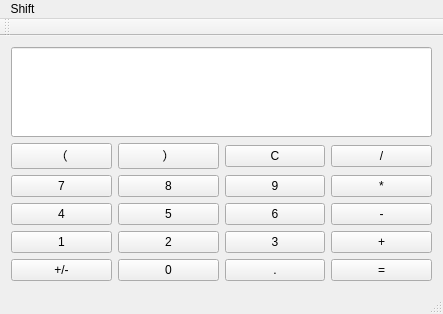
First picture: the form in mainwindow.ui, repository yzxhx/yzxhx2, before the edit.
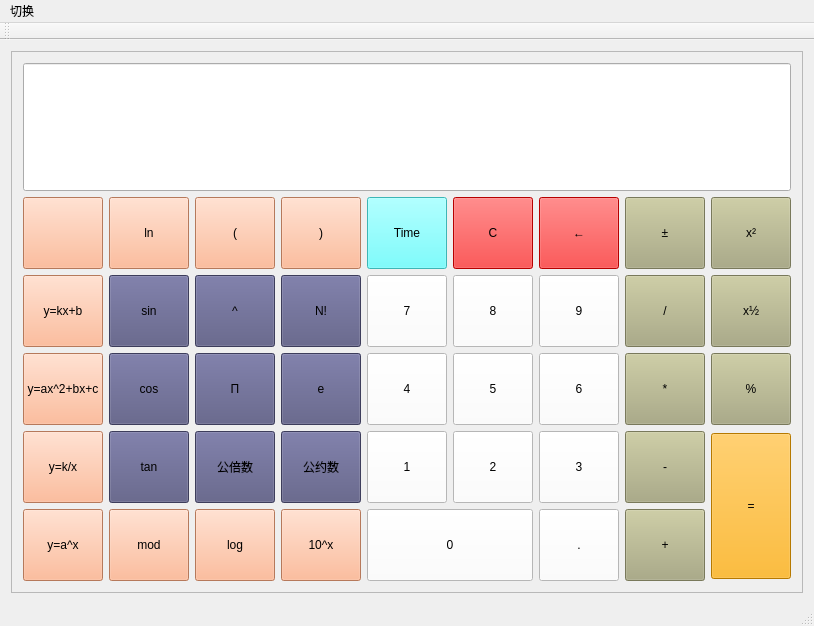
Second picture: the form after the edit. Icons and pictures are not drawn.

```diff
--- a/mainwindow.ui
+++ b/mainwindow.ui
@@ -6,172 +6,770 @@
    <rect>
     <x>0</x>
     <y>0</y>
-    <width>435</width>
-    <height>306</height>
+    <width>809</width>
+    <height>626</height>
    </rect>
   </property>
   <property name="windowTitle">
    <string>MainWindow</string>
   </property>
+  <property name="layoutDirection">
+   <enum>Qt::LeftToRight</enum>
+  </property>
+  <property name="autoFillBackground">
+   <bool>false</bool>
+  </property>
   <widget class="QWidget" name="centralWidget">
-   <layout class="QGridLayout" name="gridLayout_3">
-    <item row="0" column="0">
      <layout class="QGridLayout" name="gridLayout_2">
       <item row="0" column="0">
-       <widget class="QLineEdit" name="inputline">
-        <property name="minimumSize">
-         <size>
-          <width>421</width>
-          <height>90</height>
-         </size>
-        </property>
-       </widget>
-      </item>
-      <item row="1" column="0">
+     <widget class="QFrame" name="frame">
+      <property name="styleSheet">
+       <string notr="true">#frame{background-image: url(:/new/prefix1/2d18b8844dc7091fec761ba080882831~640x640.jpg);}</string>
+      </property>
+      <property name="frameShape">
+       <enum>QFrame::StyledPanel</enum>
+      </property>
+      <property name="frameShadow">
+       <enum>QFrame::Raised</enum>
+      </property>
        <layout class="QGridLayout" name="gridLayout">
-        <item row="0" column="0">
+       <item row="8" column="5" colspan="2">
+        <widget class="QPushButton" name="btn0">
+         <property name="minimumSize">
+          <size>
+           <width>0</width>
+           <height>72</height>
+          </size>
+         </property>
+         <property name="styleSheet">
+          <string notr="true">font: 24pt &quot;Agency FB&quot;;
+background-color: rgb(255, 255, 255);</string>
+         </property>
+         <property name="text">
+          <string>0</string>
+         </property>
+        </widget>
+       </item>
+       <item row="3" column="9">
+        <widget class="QPushButton" name="btnpf">
+         <property name="minimumSize">
+          <size>
+           <width>0</width>
+           <height>72</height>
+          </size>
+         </property>
+         <property name="styleSheet">
+          <string notr="true">font: 24pt &quot;Agency FB&quot;;
+background-color: rgb(170, 170, 127);</string>
+         </property>
+         <property name="text">
+          <string>x²</string>
+         </property>
+        </widget>
+       </item>
+       <item row="3" column="2">
+        <widget class="QPushButton" name="btnln">
+         <property name="minimumSize">
+          <size>
+           <width>0</width>
+           <height>72</height>
+          </size>
+         </property>
+         <property name="styleSheet">
+          <string notr="true">font: 24pt &quot;Agency FB&quot;;background-color: rgb(255, 170, 127);</string>
+         </property>
+         <property name="text">
+          <string>ln</string>
+         </property>
+        </widget>
+       </item>
+       <item row="3" column="6">
+        <widget class="QPushButton" name="btncl">
+         <property name="minimumSize">
+          <size>
+           <width>0</width>
+           <height>72</height>
+          </size>
+         </property>
+         <property name="styleSheet">
+          <string notr="true">font: 24pt &quot;Agency FB&quot;;
+background-color: rgb(255, 0, 0);</string>
+         </property>
+         <property name="text">
+          <string>C</string>
+         </property>
+        </widget>
+       </item>
+       <item row="3" column="3">
          <widget class="QPushButton" name="btnkl">
+         <property name="minimumSize">
+          <size>
+           <width>0</width>
+           <height>72</height>
+          </size>
+         </property>
+         <property name="styleSheet">
+          <string notr="true">font: 24pt &quot;Agency FB&quot;;background-color: rgb(255, 170, 127);</string>
+         </property>
           <property name="text">
-           <string>（</string>
+          <string>(</string>
           </property>
          </widget>
         </item>
-        <item row="0" column="1">
+       <item row="3" column="4">
          <widget class="QPushButton" name="btnkr">
+         <property name="minimumSize">
+          <size>
+           <width>0</width>
+           <height>72</height>
+          </size>
+         </property>
+         <property name="styleSheet">
+          <string notr="true">font: 24pt &quot;Agency FB&quot;;background-color: rgb(255, 170, 127);</string>
+         </property>
           <property name="text">
-           <string>）</string>
+          <string>)</string>
           </property>
          </widget>
         </item>
-        <item row="0" column="2">
-         <widget class="QPushButton" name="btnC">
+       <item row="3" column="5">
+        <widget class="QPushButton" name="btntime">
+         <property name="minimumSize">
+          <size>
+           <width>0</width>
+           <height>72</height>
+          </size>
+         </property>
+         <property name="styleSheet">
+          <string notr="true">font: 24pt &quot;Agency FB&quot;;
+background-color: rgb(85, 255, 255);</string>
+         </property>
           <property name="text">
-           <string>C</string>
+          <string>Time</string>
           </property>
          </widget>
         </item>
-        <item row="0" column="3">
-         <widget class="QPushButton" name="btnchu">
+       <item row="3" column="7">
+        <widget class="QPushButton" name="btntg">
+         <property name="minimumSize">
+          <size>
+           <width>0</width>
+           <height>72</height>
+          </size>
+         </property>
+         <property name="styleSheet">
+          <string notr="true">font: 24pt &quot;Agency FB&quot;;
+background-color: rgb(255, 0, 0);</string>
+         </property>
           <property name="text">
-           <string>/</string>
+          <string>←</string>
           </property>
          </widget>
         </item>
-        <item row="1" column="0">
-         <widget class="QPushButton" name="btn7">
+       <item row="3" column="8">
+        <widget class="QPushButton" name="btnzf">
+         <property name="minimumSize">
+          <size>
+           <width>0</width>
+           <height>72</height>
+          </size>
+         </property>
+         <property name="styleSheet">
+          <string notr="true">font: 24pt &quot;Agency FB&quot;;
+background-color: rgb(170, 170, 127);</string>
+         </property>
           <property name="text">
-           <string>7</string>
+          <string>±</string>
           </property>
          </widget>
         </item>
-        <item row="1" column="1">
+       <item row="5" column="1">
+        <widget class="QPushButton" name="btnyy">
+         <property name="minimumSize">
+          <size>
+           <width>0</width>
+           <height>72</height>
+          </size>
+         </property>
+         <property name="styleSheet">
+          <string notr="true">font: 24pt &quot;Agency FB&quot;;background-color: rgb(255, 170, 127);</string>
+         </property>
+         <property name="text">
+          <string>y=kx+b</string>
+         </property>
+        </widget>
+       </item>
+       <item row="5" column="4">
+        <widget class="QPushButton" name="btnjiec">
+         <property name="minimumSize">
+          <size>
+           <width>0</width>
+           <height>72</height>
+          </size>
+         </property>
+         <property name="styleSheet">
+          <string notr="true">font: 24pt &quot;Agency FB&quot;;
+background-color: rgb(85, 85, 127);</string>
+         </property>
+         <property name="text">
+          <string>N!</string>
+         </property>
+        </widget>
+       </item>
+       <item row="5" column="3">
+        <widget class="QPushButton" name="btnzs">
+         <property name="minimumSize">
+          <size>
+           <width>0</width>
+           <height>72</height>
+          </size>
+         </property>
+         <property name="styleSheet">
+          <string notr="true">font: 24pt &quot;Agency FB&quot;;
+background-color: rgb(85, 85, 127);</string>
+         </property>
+         <property name="text">
+          <string>^</string>
+         </property>
+        </widget>
+       </item>
+       <item row="5" column="2">
+        <widget class="QPushButton" name="btnsin">
+         <property name="minimumSize">
+          <size>
+           <width>0</width>
+           <height>72</height>
+          </size>
+         </property>
+         <property name="styleSheet">
+          <string notr="true">font: 24pt &quot;Agency FB&quot;;
+background-color: rgb(85, 85, 127);</string>
+         </property>
+         <property name="text">
+          <string>sin</string>
+         </property>
+        </widget>
+       </item>
+       <item row="5" column="6">
          <widget class="QPushButton" name="btn8">
+         <property name="minimumSize">
+          <size>
+           <width>0</width>
+           <height>72</height>
+          </size>
+         </property>
+         <property name="styleSheet">
+          <string notr="true">font: 24pt &quot;Agency FB&quot;;
+background-color: rgb(255, 255, 255);</string>
+         </property>
           <property name="text">
            <string>8</string>
           </property>
          </widget>
         </item>
-        <item row="1" column="2">
+       <item row="5" column="5">
+        <widget class="QPushButton" name="btn7">
+         <property name="minimumSize">
+          <size>
+           <width>0</width>
+           <height>72</height>
+          </size>
+         </property>
+         <property name="styleSheet">
+          <string notr="true">font: 24pt &quot;Agency FB&quot;;
+background-color: rgb(255, 255, 255);</string>
+         </property>
+         <property name="text">
+          <string>7</string>
+         </property>
+        </widget>
+       </item>
+       <item row="5" column="7">
          <widget class="QPushButton" name="btn9">
+         <property name="minimumSize">
+          <size>
+           <width>0</width>
+           <height>72</height>
+          </size>
+         </property>
+         <property name="styleSheet">
+          <string notr="true">font: 24pt &quot;Agency FB&quot;;
+background-color: rgb(255, 255, 255);</string>
+         </property>
           <property name="text">
            <string>9</string>
           </property>
          </widget>
         </item>
-        <item row="1" column="3">
-         <widget class="QPushButton" name="btncheng">
+       <item row="5" column="8">
+        <widget class="QPushButton" name="btnchu">
+         <property name="minimumSize">
+          <size>
+           <width>0</width>
+           <height>72</height>
+          </size>
+         </property>
+         <property name="styleSheet">
+          <string notr="true">font: 24pt &quot;Agency FB&quot;;
+background-color: rgb(170, 170, 127);</string>
+         </property>
           <property name="text">
-           <string>*</string>
+          <string>/</string>
           </property>
          </widget>
         </item>
-        <item row="2" column="0">
+       <item row="6" column="3">
+        <widget class="QPushButton" name="btnpai">
+         <property name="minimumSize">
+          <size>
+           <width>0</width>
+           <height>72</height>
+          </size>
+         </property>
+         <property name="styleSheet">
+          <string notr="true">font: 24pt &quot;Agency FB&quot;;
+background-color: rgb(85, 85, 127);</string>
+         </property>
+         <property name="text">
+          <string>Π</string>
+         </property>
+        </widget>
+       </item>
+       <item row="6" column="1">
+        <widget class="QPushButton" name="btnye">
+         <property name="minimumSize">
+          <size>
+           <width>0</width>
+           <height>72</height>
+          </size>
+         </property>
+         <property name="styleSheet">
+          <string notr="true">font: 24pt &quot;Agency FB&quot;;background-color: rgb(255, 170, 127);</string>
+         </property>
+         <property name="text">
+          <string>y=ax^2+bx+c</string>
+         </property>
+        </widget>
+       </item>
+       <item row="6" column="2">
+        <widget class="QPushButton" name="btncos">
+         <property name="minimumSize">
+          <size>
+           <width>0</width>
+           <height>72</height>
+          </size>
+         </property>
+         <property name="styleSheet">
+          <string notr="true">font: 24pt &quot;Agency FB&quot;;
+background-color: rgb(85, 85, 127);</string>
+         </property>
+         <property name="text">
+          <string>cos</string>
+         </property>
+        </widget>
+       </item>
+       <item row="6" column="5">
          <widget class="QPushButton" name="btn4">
+         <property name="minimumSize">
+          <size>
+           <width>0</width>
+           <height>72</height>
+          </size>
+         </property>
+         <property name="styleSheet">
+          <string notr="true">font: 24pt &quot;Agency FB&quot;;
+background-color: rgb(255, 255, 255);</string>
+         </property>
           <property name="text">
            <string>4</string>
           </property>
          </widget>
         </item>
-        <item row="2" column="1">
-         <widget class="QPushButton" name="btn5">
+       <item row="6" column="4">
+        <widget class="QPushButton" name="btne">
+         <property name="minimumSize">
+          <size>
+           <width>0</width>
+           <height>72</height>
+          </size>
+         </property>
+         <property name="styleSheet">
+          <string notr="true">font: 24pt &quot;Agency FB&quot;;
+background-color: rgb(85, 85, 127);</string>
+         </property>
           <property name="text">
-           <string>5</string>
+          <string>e</string>
           </property>
          </widget>
         </item>
-        <item row="2" column="2">
+       <item row="6" column="7">
          <widget class="QPushButton" name="btn6">
+         <property name="minimumSize">
+          <size>
+           <width>0</width>
+           <height>72</height>
+          </size>
+         </property>
+         <property name="styleSheet">
+          <string notr="true">font: 24pt &quot;Agency FB&quot;;
+background-color: rgb(255, 255, 255);</string>
+         </property>
           <property name="text">
            <string>6</string>
           </property>
          </widget>
         </item>
-        <item row="2" column="3">
-         <widget class="QPushButton" name="btnjian">
+       <item row="6" column="6">
+        <widget class="QPushButton" name="btn5">
+         <property name="minimumSize">
+          <size>
+           <width>0</width>
+           <height>72</height>
+          </size>
+         </property>
+         <property name="styleSheet">
+          <string notr="true">font: 24pt &quot;Agency FB&quot;;
+background-color: rgb(255, 255, 255);</string>
+         </property>
           <property name="text">
-           <string>-</string>
+          <string>5</string>
           </property>
          </widget>
         </item>
-        <item row="3" column="0">
+       <item row="6" column="8">
+        <widget class="QPushButton" name="btncheng">
+         <property name="minimumSize">
+          <size>
+           <width>0</width>
+           <height>72</height>
+          </size>
+         </property>
+         <property name="styleSheet">
+          <string notr="true">font: 24pt &quot;Agency FB&quot;;
+background-color: rgb(170, 170, 127);</string>
+         </property>
+         <property name="text">
+          <string>*</string>
+         </property>
+        </widget>
+       </item>
+       <item row="7" column="1">
+        <widget class="QPushButton" name="btnfb">
+         <property name="minimumSize">
+          <size>
+           <width>0</width>
+           <height>72</height>
+          </size>
+         </property>
+         <property name="styleSheet">
+          <string notr="true">font: 24pt &quot;Agency FB&quot;;background-color: rgb(255, 170, 127);</string>
+         </property>
+         <property name="text">
+          <string>y=k/x</string>
+         </property>
+        </widget>
+       </item>
+       <item row="7" column="2">
+        <widget class="QPushButton" name="btntan">
+         <property name="minimumSize">
+          <size>
+           <width>0</width>
+           <height>72</height>
+          </size>
+         </property>
+         <property name="styleSheet">
+          <string notr="true">font: 24pt &quot;Agency FB&quot;;
+background-color: rgb(85, 85, 127);</string>
+         </property>
+         <property name="text">
+          <string>tan</string>
+         </property>
+        </widget>
+       </item>
+       <item row="7" column="4">
+        <widget class="QPushButton" name="btngys">
+         <property name="minimumSize">
+          <size>
+           <width>0</width>
+           <height>72</height>
+          </size>
+         </property>
+         <property name="styleSheet">
+          <string notr="true">font: 24pt &quot;Agency FB&quot;;
+background-color: rgb(85, 85, 127);</string>
+         </property>
+         <property name="text">
+          <string>公约数</string>
+         </property>
+        </widget>
+       </item>
+       <item row="7" column="5">
          <widget class="QPushButton" name="btn1">
+         <property name="minimumSize">
+          <size>
+           <width>0</width>
+           <height>72</height>
+          </size>
+         </property>
+         <property name="styleSheet">
+          <string notr="true">font: 24pt &quot;Agency FB&quot;;
+background-color: rgb(255, 255, 255);</string>
+         </property>
           <property name="text">
            <string>1</string>
           </property>
          </widget>
         </item>
-        <item row="3" column="1">
+       <item row="7" column="3">
+        <widget class="QPushButton" name="btngbs">
+         <property name="minimumSize">
+          <size>
+           <width>0</width>
+           <height>72</height>
+          </size>
+         </property>
+         <property name="styleSheet">
+          <string notr="true">font: 24pt &quot;Agency FB&quot;;
+background-color: rgb(85, 85, 127);</string>
+         </property>
+         <property name="text">
+          <string>公倍数</string>
+         </property>
+        </widget>
+       </item>
+       <item row="7" column="6">
          <widget class="QPushButton" name="btn2">
+         <property name="minimumSize">
+          <size>
+           <width>0</width>
+           <height>72</height>
+          </size>
+         </property>
+         <property name="styleSheet">
+          <string notr="true">font: 24pt &quot;Agency FB&quot;;
+background-color: rgb(255, 255, 255);</string>
+         </property>
           <property name="text">
            <string>2</string>
           </property>
          </widget>
         </item>
-        <item row="3" column="2">
+       <item row="8" column="1">
+        <widget class="QPushButton" name="btnzshs">
+         <property name="minimumSize">
+          <size>
+           <width>0</width>
+           <height>72</height>
+          </size>
+         </property>
+         <property name="styleSheet">
+          <string notr="true">font: 24pt &quot;Agency FB&quot;;background-color: rgb(255, 170, 127);</string>
+         </property>
+         <property name="text">
+          <string>y=a^x</string>
+         </property>
+        </widget>
+       </item>
+       <item row="7" column="7">
          <widget class="QPushButton" name="btn3">
+         <property name="minimumSize">
+          <size>
+           <width>0</width>
+           <height>72</height>
+          </size>
+         </property>
+         <property name="styleSheet">
+          <string notr="true">font: 24pt &quot;Agency FB&quot;;
+background-color: rgb(255, 255, 255);
+</string>
+         </property>
           <property name="text">
            <string>3</string>
           </property>
          </widget>
         </item>
-        <item row="3" column="3">
-         <widget class="QPushButton" name="btnjia">
+       <item row="8" column="2">
+        <widget class="QPushButton" name="btnqh">
+         <property name="minimumSize">
+          <size>
+           <width>0</width>
+           <height>72</height>
+          </size>
+         </property>
+         <property name="styleSheet">
+          <string notr="true">font: 24pt &quot;Agency FB&quot;;background-color: rgb(255, 170, 127);</string>
+         </property>
           <property name="text">
-           <string>+</string>
+          <string>mod</string>
           </property>
          </widget>
         </item>
-        <item row="4" column="0">
-         <widget class="QPushButton" name="btnzf">
+       <item row="7" column="8">
+        <widget class="QPushButton" name="btnjian">
+         <property name="minimumSize">
+          <size>
+           <width>0</width>
+           <height>72</height>
+          </size>
+         </property>
+         <property name="styleSheet">
+          <string notr="true">font: 24pt &quot;Agency FB&quot;;
+background-color: rgb(170, 170, 127);</string>
+         </property>
           <property name="text">
-           <string>+/-</string>
+          <string>-</string>
           </property>
          </widget>
         </item>
-        <item row="4" column="1">
-         <widget class="QPushButton" name="btn0">
+       <item row="8" column="3">
+        <widget class="QPushButton" name="btnlog">
+         <property name="minimumSize">
+          <size>
+           <width>0</width>
+           <height>72</height>
+          </size>
+         </property>
+         <property name="styleSheet">
+          <string notr="true">font: 24pt &quot;Agency FB&quot;;background-color: rgb(255, 170, 127);</string>
+         </property>
           <property name="text">
-           <string>0</string>
+          <string>log</string>
           </property>
          </widget>
         </item>
-        <item row="4" column="2">
+       <item row="8" column="7">
          <widget class="QPushButton" name="btndian">
+         <property name="minimumSize">
+          <size>
+           <width>0</width>
+           <height>72</height>
+          </size>
+         </property>
+         <property name="styleSheet">
+          <string notr="true">font: 24pt &quot;Agency FB&quot;;
+background-color: rgb(255, 255, 255);</string>
+         </property>
           <property name="text">
            <string>.</string>
           </property>
          </widget>
         </item>
-        <item row="4" column="3">
+       <item row="8" column="4">
+        <widget class="QPushButton" name="btn10x">
+         <property name="minimumSize">
+          <size>
+           <width>0</width>
+           <height>72</height>
+          </size>
+         </property>
+         <property name="styleSheet">
+          <string notr="true">font: 24pt &quot;Agency FB&quot;;background-color: rgb(255, 170, 127);</string>
+         </property>
+         <property name="text">
+          <string>10^x</string>
+         </property>
+        </widget>
+       </item>
+       <item row="5" column="9">
+        <widget class="QPushButton" name="btngh">
+         <property name="minimumSize">
+          <size>
+           <width>0</width>
+           <height>72</height>
+          </size>
+         </property>
+         <property name="styleSheet">
+          <string notr="true">font: 24pt &quot;Agency FB&quot;;
+background-color: rgb(170, 170, 127);</string>
+         </property>
+         <property name="text">
+          <string>x½</string>
+         </property>
+        </widget>
+       </item>
+       <item row="8" column="8">
+        <widget class="QPushButton" name="btnjia">
+         <property name="minimumSize">
+          <size>
+           <width>0</width>
+           <height>72</height>
+          </size>
+         </property>
+         <property name="styleSheet">
+          <string notr="true">font: 24pt &quot;Agency FB&quot;;
+background-color: rgb(170, 170, 127);</string>
+         </property>
+         <property name="text">
+          <string>+</string>
+         </property>
+        </widget>
+       </item>
+       <item row="6" column="9">
+        <widget class="QPushButton" name="btnbfh">
+         <property name="minimumSize">
+          <size>
+           <width>0</width>
+           <height>72</height>
+          </size>
+         </property>
+         <property name="styleSheet">
+          <string notr="true">font: 24pt &quot;Agency FB&quot;;
+background-color: rgb(170, 170, 127);</string>
+         </property>
+         <property name="text">
+          <string>%</string>
+         </property>
+        </widget>
+       </item>
+       <item row="7" column="9" rowspan="2">
          <widget class="QPushButton" name="btnresult">
+         <property name="minimumSize">
+          <size>
+           <width>0</width>
+           <height>146</height>
+          </size>
+         </property>
+         <property name="styleSheet">
+          <string notr="true">font: 24pt &quot;Agency FB&quot;;
+background-color: rgb(255, 170, 0);</string>
+         </property>
           <property name="text">
            <string>=</string>
           </property>
          </widget>
         </item>
-       </layout>
-      </item>
-     </layout>
+       <item row="0" column="1" colspan="9">
+        <widget class="QLineEdit" name="inputline">
+         <property name="sizePolicy">
+          <sizepolicy hsizetype="Expanding" vsizetype="Minimum">
+           <horstretch>0</horstretch>
+           <verstretch>0</verstretch>
+          </sizepolicy>
+         </property>
+         <property name="styleSheet">
+          <string notr="true">border-color: rgb(85, 255, 127);
+background-image: url(:/new/prefix1/15361217.jpg);</string>
+         </property>
+        </widget>
+       </item>
+       <item row="3" column="1">
+        <widget class="QPushButton" name="pushButton_5">
+         <property name="minimumSize">
+          <size>
+           <width>0</width>
+           <height>72</height>
+          </size>
+         </property>
+         <property name="styleSheet">
+          <string notr="true">background-color: rgb(255, 170, 127);</string>
+         </property>
+         <property name="text">
+          <string/>
+         </property>
+        </widget>
+       </item>
+      </layout>
+     </widget>
     </item>
    </layout>
   </widget>
@@ -180,19 +778,19 @@
     <rect>
      <x>0</x>
      <y>0</y>
-     <width>435</width>
+     <width>809</width>
      <height>17</height>
     </rect>
    </property>
-   <widget class="QMenu" name="menuShift">
+   <widget class="QMenu" name="menu">
     <property name="title">
-     <string>Shift</string>
+     <string>切换</string>
     </property>
     <addaction name="aStandard"/>
     <addaction name="aScientific"/>
     <addaction name="aProgrammer"/>
    </widget>
-   <addaction name="menuShift"/>
+   <addaction name="menu"/>
   </widget>
   <widget class="QToolBar" name="mainToolBar">
    <attribute name="toolBarArea">
```
Left out of the diff: 19 changed lines with no effect on the pictures. Lines whose indentation alone changed are shown as unchanged.
